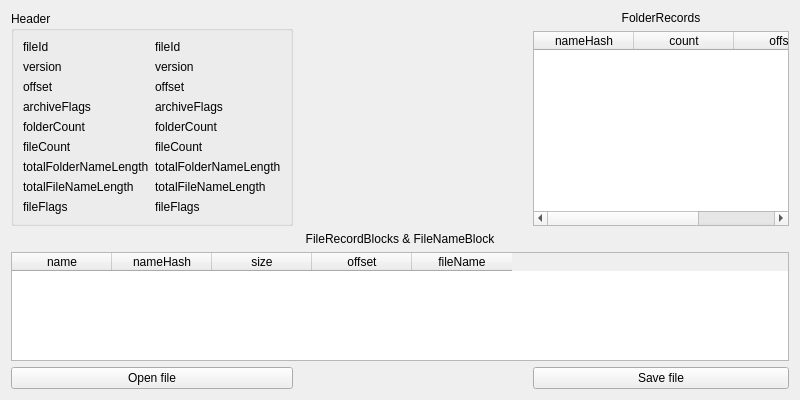
Qt form OpenTES4Editor/TES4FilesUI/tes4filebsa_ui.ui (Yt-trium/OpenTES4Oblivion_01) before a commit.
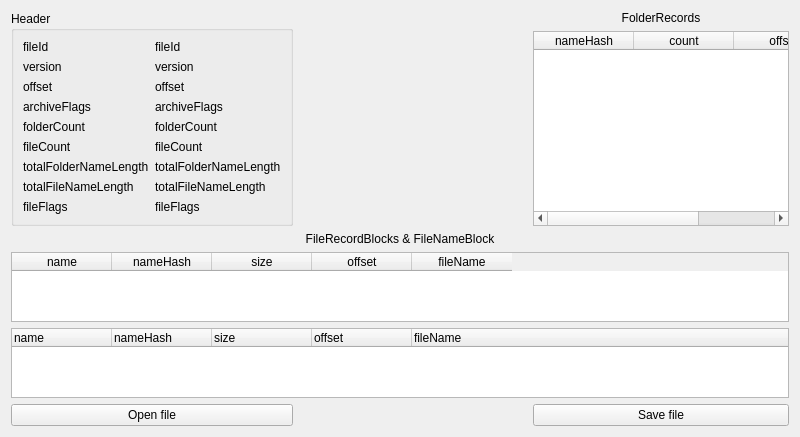
The same form after that commit.

Commit message: replace QTableWidget for fileRecordBlocks & fileNameBlock with a QTreeWidget -> can't open and save file yet, need to change the way to get the file

```diff
--- a/OpenTES4Editor/TES4FilesUI/tes4filebsa_ui.ui
+++ b/OpenTES4Editor/TES4FilesUI/tes4filebsa_ui.ui
@@ -220,21 +220,14 @@
      </property>
     </widget>
    </item>
-   <item row="4" column="0">
-    <widget class="QPushButton" name="pushButton_Open">
-     <property name="text">
-      <string>Open file</string>
-     </property>
-    </widget>
-   </item>
-   <item row="4" column="2">
+   <item row="5" column="2">
     <widget class="QPushButton" name="pushButton_Save">
      <property name="text">
       <string>Save file</string>
      </property>
     </widget>
    </item>
-   <item row="4" column="1">
+   <item row="5" column="1">
     <spacer name="horizontalSpacer">
      <property name="orientation">
       <enum>Qt::Horizontal</enum>
@@ -260,6 +253,42 @@
      </property>
     </spacer>
    </item>
+   <item row="5" column="0">
+    <widget class="QPushButton" name="pushButton_Open">
+     <property name="text">
+      <string>Open file</string>
+     </property>
+    </widget>
+   </item>
+   <item row="4" column="0" colspan="3">
+    <widget class="QTreeWidget" name="treeWidget_FileRecordBlocksAndFileNameBlock">
+     <column>
+      <property name="text">
+       <string>name</string>
+      </property>
+     </column>
+     <column>
+      <property name="text">
+       <string>nameHash</string>
+      </property>
+     </column>
+     <column>
+      <property name="text">
+       <string>size</string>
+      </property>
+     </column>
+     <column>
+      <property name="text">
+       <string>offset</string>
+      </property>
+     </column>
+     <column>
+      <property name="text">
+       <string>fileName</string>
+      </property>
+     </column>
+    </widget>
+   </item>
   </layout>
  </widget>
  <resources/>
```
The commit also changes 1 other file.
